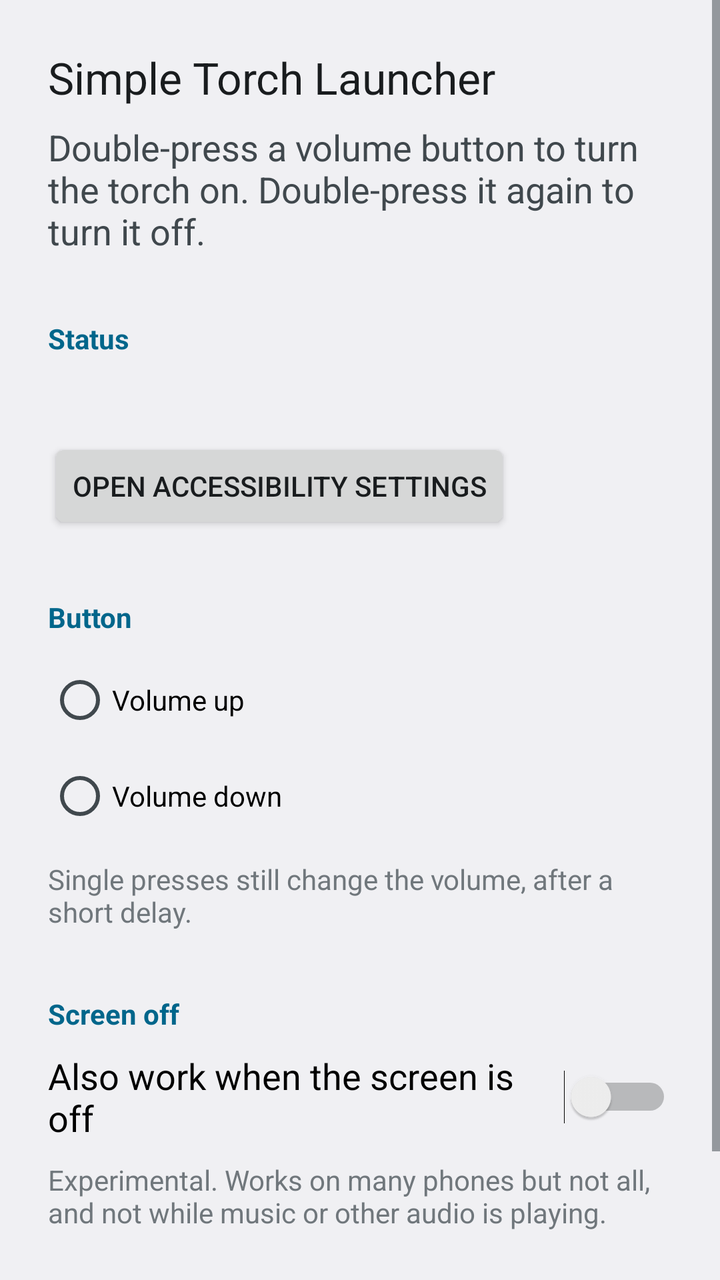
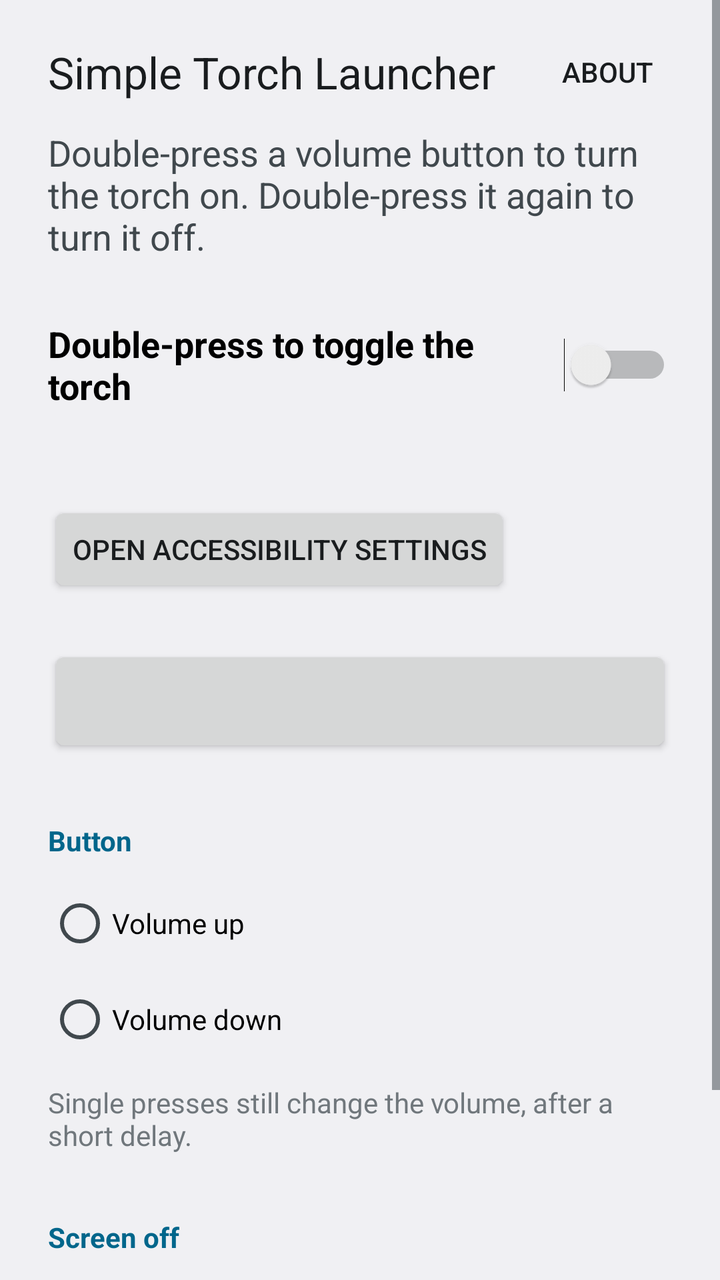

Two renders of the same Android screen: before a commit and after it. Below are the layout's source before the change and the commit's diff.
<!-- AndroidManifest.xml: application theme AppTheme -->
<!-- res/layout/activity_main.xml -->
<?xml version="1.0" encoding="utf-8"?>
<ScrollView xmlns:android="http://schemas.android.com/apk/res/android"
    android:id="@+id/root"
    android:layout_width="match_parent"
    android:layout_height="match_parent">

    <LinearLayout
        android:layout_width="match_parent"
        android:layout_height="wrap_content"
        android:orientation="vertical"
        android:padding="24dp">

        <TextView
            android:layout_width="wrap_content"
            android:layout_height="wrap_content"
            android:text="@string/app_name"
            android:textAppearance="?android:attr/textAppearanceLarge" />

        <TextView
            android:layout_width="wrap_content"
            android:layout_height="wrap_content"
            android:layout_marginTop="8dp"
            android:text="@string/intro"
            android:textAppearance="?android:attr/textAppearanceMedium" />

        <TextView
            style="@style/SectionHeader"
            android:text="@string/section_status" />

        <TextView
            android:id="@+id/status"
            android:layout_width="wrap_content"
            android:layout_height="wrap_content"
            android:textAppearance="?android:attr/textAppearanceMedium" />

        <Button
            android:id="@+id/open_settings"
            android:layout_width="wrap_content"
            android:layout_height="wrap_content"
            android:layout_marginTop="8dp"
            android:text="@string/open_accessibility_settings" />

        <TextView
            android:id="@+id/restricted_hint"
            style="@style/Note"
            android:text="@string/restricted_hint"
            android:visibility="gone" />

        <TextView
            style="@style/SectionHeader"
            android:text="@string/section_button" />

        <RadioGroup
            android:id="@+id/button"
            android:layout_width="match_parent"
            android:layout_height="wrap_content">

            <RadioButton
                android:id="@+id/volume_up"
                android:layout_width="match_parent"
                android:layout_height="wrap_content"
                android:minHeight="48dp"
                android:text="@string/volume_up" />

            <RadioButton
                android:id="@+id/volume_down"
                android:layout_width="match_parent"
                android:layout_height="wrap_content"
                android:minHeight="48dp"
                android:text="@string/volume_down" />
        </RadioGroup>

        <TextView
            style="@style/Note"
            android:text="@string/button_note" />

        <TextView
            style="@style/SectionHeader"
            android:text="@string/section_screen_off" />

        <Switch
            android:id="@+id/screen_off"
            android:layout_width="match_parent"
            android:layout_height="wrap_content"
            android:minHeight="48dp"
            android:text="@string/screen_off"
            android:textAppearance="?android:attr/textAppearanceMedium" />

        <TextView
            style="@style/Note"
            android:text="@string/screen_off_note" />

        <Button
            android:id="@+id/about"
            style="?android:attr/borderlessButtonStyle"
            android:layout_width="wrap_content"
            android:layout_height="wrap_content"
            android:layout_marginTop="24dp"
            android:text="@string/about_title" />

    </LinearLayout>
</ScrollView>
<!-- resources referenced by this layout -->
<resources>
  <string name="about_title">About</string>
  <string name="app_name">Simple Torch Launcher</string>
  <string name="button_note">Single presses still change the volume, after a short delay.</string>
  <string name="intro">Double-press a volume button to turn the torch on. Double-press it again to turn it off.</string>
  <string name="open_accessibility_settings">Open accessibility settings</string>
  <string name="restricted_hint">If Android says “Restricted setting”, open this app’s App info page, tap ⋮ in the top corner, choose “Allow restricted settings”, then try again.</string>
  <string name="screen_off">Also work when the screen is off</string>
  <string name="screen_off_note">Experimental. Works on many phones but not all, and not while music or other audio is playing.</string>
  <string name="section_button">Button</string>
  <string name="section_screen_off">Screen off</string>
  <string name="section_status">Status</string>
  <string name="volume_down">Volume down</string>
  <string name="volume_up">Volume up</string>
  <style name="Note">
          <item name="android:layout_width">wrap_content</item>
          <item name="android:layout_height">wrap_content</item>
          <item name="android:layout_marginTop">8dp</item>
          <item name="android:textAppearance">?android:attr/textAppearanceSmall</item>
      </style>
  <style name="SectionHeader">
          <item name="android:layout_width">wrap_content</item>
          <item name="android:layout_height">wrap_content</item>
          <item name="android:layout_marginTop">32dp</item>
          <item name="android:layout_marginBottom">8dp</item>
          <item name="android:textAppearance">?android:attr/textAppearanceSmall</item>
          <item name="android:textColor">?android:attr/colorAccent</item>
          <item name="android:textStyle">bold</item>
          <item name="android:accessibilityHeading" tools:targetApi="28">true</item>
      </style>
  <style name="AppTheme" parent="android:Theme.DeviceDefault.Light.NoActionBar">
          
          <item name="android:statusBarColor">?android:attr/colorBackground</item>
          <item name="android:navigationBarColor" tools:targetApi="27">?android:attr/colorBackground</item>
          <item name="android:windowLightStatusBar">true</item>
          <item name="android:windowLightNavigationBar" tools:targetApi="27">true</item>
      </style>
</resources>

<!-- the commit's change to res/layout/activity_main.xml (unified diff, before → after) -->
@@ -8,43 +8,94 @@
         android:layout_width="match_parent"
         android:layout_height="wrap_content"
         android:orientation="vertical"
-        android:padding="24dp">
+        android:paddingStart="24dp"
+        android:paddingEnd="24dp"
+        android:paddingBottom="24dp">
+
+        <LinearLayout
+            android:layout_width="match_parent"
+            android:layout_height="wrap_content"
+            android:layout_marginTop="12dp"
+            android:gravity="center_vertical"
+            android:orientation="horizontal">
+
+            <TextView
+                android:layout_width="0dp"
+                android:layout_height="wrap_content"
+                android:layout_weight="1"
+                android:text="@string/app_name"
+                android:textAppearance="?android:attr/textAppearanceLarge" />
+
+            <Button
+                android:id="@+id/about"
+                style="?android:attr/borderlessButtonStyle"
+                android:layout_width="wrap_content"
+                android:layout_height="wrap_content"
+                android:layout_marginEnd="-12dp"
+                android:text="@string/about_title" />
+        </LinearLayout>
 
         <TextView
             android:layout_width="wrap_content"
             android:layout_height="wrap_content"
-            android:text="@string/app_name"
-            android:textAppearance="?android:attr/textAppearanceLarge" />
+            android:layout_marginTop="4dp"
+            android:text="@string/intro"
+            android:textAppearance="?android:attr/textAppearanceMedium" />
+
+        <Switch
+            android:id="@+id/enabled"
+            android:layout_width="match_parent"
+            android:layout_height="wrap_content"
+            android:layout_marginTop="24dp"
+            android:minHeight="56dp"
+            android:text="@string/enabled"
+            android:textAppearance="?android:attr/textAppearanceMedium"
+            android:textStyle="bold" />
 
         <TextView
+            android:id="@+id/accessibility_status"
             android:layout_width="wrap_content"
             android:layout_height="wrap_content"
             android:layout_marginTop="8dp"
-            android:text="@string/intro"
-            android:textAppearance="?android:attr/textAppearanceMedium" />
-
-        <TextView
-            style="@style/SectionHeader"
-            android:text="@string/section_status" />
-
-        <TextView
-            android:id="@+id/status"
-            android:layout_width="wrap_content"
-            android:layout_height="wrap_content"
             android:textAppearance="?android:attr/textAppearanceMedium" />
 
         <Button
-            android:id="@+id/open_settings"
+            android:id="@+id/open_accessibility_settings"
             android:layout_width="wrap_content"
             android:layout_height="wrap_content"
             android:layout_marginTop="8dp"
             android:text="@string/open_accessibility_settings" />
 
-        <TextView
-            android:id="@+id/restricted_hint"
-            style="@style/Note"
-            android:text="@string/restricted_hint"
-            android:visibility="gone" />
+        <LinearLayout
+            android:id="@+id/restricted_help"
+            android:layout_width="match_parent"
+            android:layout_height="wrap_content"
+            android:orientation="vertical"
+            android:visibility="gone">
+
+            <TextView
+                style="@style/Note"
+                android:text="@string/restricted_title"
+                android:textStyle="bold" />
+
+            <TextView
+                style="@style/Note"
+                android:text="@string/restricted_help" />
+
+            <Button
+                android:id="@+id/open_app_info"
+                android:layout_width="wrap_content"
+                android:layout_height="wrap_content"
+                android:layout_marginTop="8dp"
+                android:text="@string/open_app_info" />
+        </LinearLayout>
+
+        <Button
+            android:id="@+id/torch"
+            android:layout_width="match_parent"
+            android:layout_height="wrap_content"
+            android:layout_marginTop="24dp"
+            android:minHeight="56dp" />
 
         <TextView
             style="@style/SectionHeader"
@@ -90,13 +141,5 @@
             style="@style/Note"
             android:text="@string/screen_off_note" />
 
-        <Button
-            android:id="@+id/about"
-            style="?android:attr/borderlessButtonStyle"
-            android:layout_width="wrap_content"
-            android:layout_height="wrap_content"
-            android:layout_marginTop="24dp"
-            android:text="@string/about_title" />
-
     </LinearLayout>
 </ScrollView>
<!-- resource entries referenced after the edit -->
@@ -3,14 +3,16 @@
   <string name="about_title">About</string>
   <string name="app_name">Simple Torch Launcher</string>
   <string name="button_note">Single presses still change the volume, after a short delay.</string>
+  <string name="enabled">Double-press to toggle the torch</string>
   <string name="intro">Double-press a volume button to turn the torch on. Double-press it again to turn it off.</string>
   <string name="open_accessibility_settings">Open accessibility settings</string>
-  <string name="restricted_hint">If Android says “Restricted setting”, open this app’s App info page, tap ⋮ in the top corner, choose “Allow restricted settings”, then try again.</string>
+  <string name="open_app_info">Open App info</string>
+  <string name="restricted_help">Android blocks this for some apps installed outside an app store. Open App info, tap ⋮ in the top corner and choose “Allow restricted settings”. Then turn Simple Torch Launcher on in the accessibility settings again.</string>
+  <string name="restricted_title">Seeing “Restricted setting”?</string>
   <string name="screen_off">Also work when the screen is off</string>
   <string name="screen_off_note">Experimental. Works on many phones but not all, and not while music or other audio is playing.</string>
   <string name="section_button">Button</string>
   <string name="section_screen_off">Screen off</string>
-  <string name="section_status">Status</string>
   <string name="volume_down">Volume down</string>
   <string name="volume_up">Volume up</string>
   <style name="Note">
